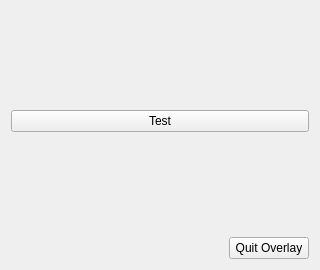
Old version of the form overlay/src/WheelchairOverlayWidget.ui in the repository henriheimann/rollivr.
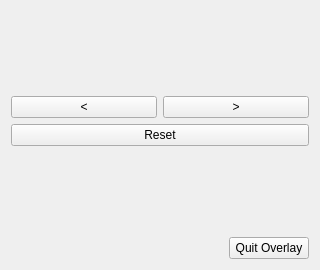
New version of the form.

Commit message: Add first test of moving via VRChaperoneSetup

Patch:
```diff
--- a/overlay/src/WheelchairOverlayWidget.ui
+++ b/overlay/src/WheelchairOverlayWidget.ui
@@ -28,9 +28,27 @@
     </spacer>
    </item>
    <item>
-    <widget class="QPushButton" name="testPushButton">
+    <layout class="QHBoxLayout" name="horizontalLayout_3">
+     <item>
+      <widget class="QPushButton" name="leftPushButton">
+       <property name="text">
+        <string>&lt;</string>
+       </property>
+      </widget>
+     </item>
+     <item>
+      <widget class="QPushButton" name="rightPushButton">
+       <property name="text">
+        <string>&gt;</string>
+       </property>
+      </widget>
+     </item>
+    </layout>
+   </item>
+   <item>
+    <widget class="QPushButton" name="resetPushButton">
      <property name="text">
-      <string>Test</string>
+      <string>Reset</string>
      </property>
     </widget>
    </item>
```
The commit also changes 4 other files.
